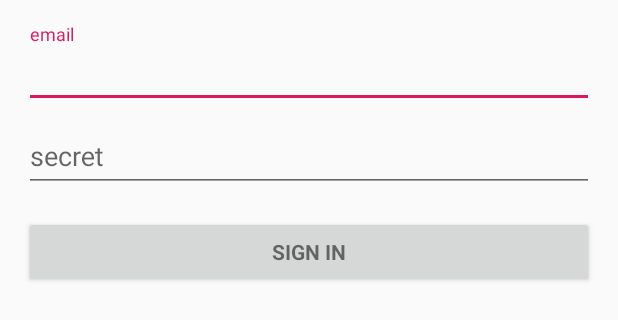
After one commit to ArcaDelDelirio/Circe, an Android app: the layout activity_login.xml on its own in the app's theme, with its tools: preview values and no code run, on a phone screen of 412 x 824 dp. The commit adds this screen. Shown: the top 320 px of the screen. Run offline under Robolectric (Android 15) with nearby library versions, the phone set to English and light mode, and no system bars.

Commit message:
add LoginActivity

```diff
--- /dev/null
+++ b/app/src/main/res/layout/activity_login.xml
@@ -0,0 +1,78 @@
+<?xml version="1.0" encoding="utf-8"?>
+<LinearLayout xmlns:android="http://schemas.android.com/apk/res/android"
+    xmlns:tools="http://schemas.android.com/tools"
+    android:layout_width="match_parent"
+    android:layout_height="match_parent"
+    android:gravity="center_horizontal"
+    android:orientation="vertical"
+    android:paddingLeft="@dimen/activity_horizontal_margin"
+    android:paddingTop="@dimen/activity_vertical_margin"
+    android:paddingRight="@dimen/activity_horizontal_margin"
+    android:paddingBottom="@dimen/activity_vertical_margin"
+    tools:context=".LoginActivity">
+
+    <!-- Login progress -->
+    <ProgressBar
+        android:id="@+id/login_progress"
+        style="?android:attr/progressBarStyleLarge"
+        android:layout_width="wrap_content"
+        android:layout_height="wrap_content"
+        android:layout_marginBottom="8dp"
+        android:visibility="gone" />
+
+    <ScrollView
+        android:id="@+id/login_form"
+        android:layout_width="match_parent"
+        android:layout_height="match_parent">
+
+        <LinearLayout
+            android:id="@+id/email_login_form"
+            android:layout_width="match_parent"
+            android:layout_height="wrap_content"
+            android:orientation="vertical">
+
+            <android.support.design.widget.TextInputLayout
+                android:layout_width="match_parent"
+                android:layout_height="wrap_content">
+
+                <AutoCompleteTextView
+                    android:id="@+id/email"
+                    android:layout_width="match_parent"
+                    android:layout_height="wrap_content"
+                    android:hint="@string/prompt_email"
+                    android:inputType="textEmailAddress"
+                    android:maxLines="1"
+                    android:singleLine="true" />
+
+            </android.support.design.widget.TextInputLayout>
+
+            <android.support.design.widget.TextInputLayout
+                android:layout_width="match_parent"
+                android:layout_height="wrap_content">
+
+                <EditText
+                    android:id="@+id/password"
+                    android:layout_width="match_parent"
+                    android:layout_height="wrap_content"
+                    android:hint="@string/prompt_password"
+                    android:imeActionId="6"
+                    android:imeActionLabel="@string/action_sign_in_short"
+                    android:imeOptions="actionUnspecified"
+                    android:inputType="textPassword"
+                    android:maxLines="1"
+                    android:singleLine="true" />
+
+            </android.support.design.widget.TextInputLayout>
+
+            <Button
+                android:id="@+id/email_sign_in_button"
+                style="?android:textAppearanceSmall"
+                android:layout_width="match_parent"
+                android:layout_height="wrap_content"
+                android:layout_marginTop="16dp"
+                android:text="@string/action_sign_in"
+                android:textStyle="bold" />
+
+        </LinearLayout>
+    </ScrollView>
+</LinearLayout>
--- a/app/src/main/res/values/strings.xml
+++ b/app/src/main/res/values/strings.xml
@@ -6,5 +6,13 @@
     <string name="avatar">Avatar</string>
     <string name="publicacion1">Publicacion1</string>
     <string name="publicacion2">Publicacion2</string>
-
+    <string name="prompt_email">email</string>
+    <string name="prompt_password">secret</string>
+    <string name="action_sign_in_short">Ready?</string>
+    <string name="action_sign_in">Sign in</string>
+    <string name="error_invalid_password">Invalid Password</string>
+    <string name="error_field_required">Field required</string>
+    <string name="error_invalid_email">Invalid email</string>
+    <string name="error_incorrect_password">Incorrect Password</string>
+    <string name="permission_rationale">"Contacts permissions are needed for providing email completions."</string>
 </resources>
--- a/build.gradle
+++ b/build.gradle
@@ -7,7 +7,7 @@
 
     }
     dependencies {
-        classpath 'com.android.tools.build:gradle:3.3.1'
+        classpath 'com.android.tools.build:gradle:3.3.2'
 
         // NOTE: Do not place your application dependencies here; they belong
         // in the individual module build.gradle files
```
Also changed, not shown: app/src/main/java/com/textual/circe/LoginActivity.java (added, +349 -0 lines).
